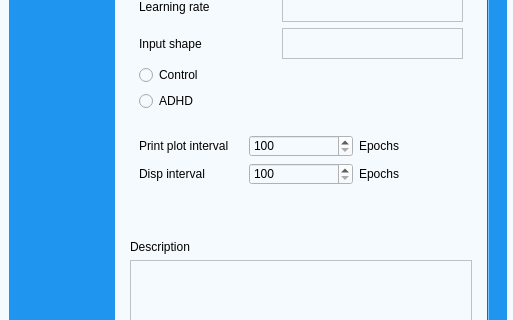
First picture: the form in UI/aUI_projekt_GAN.ui, repository matimusial/ADHDPredictorApp, before the edit; both pictures show x 0 to 513 and y 178 to 498 of the 1280 by 760 pixel window.
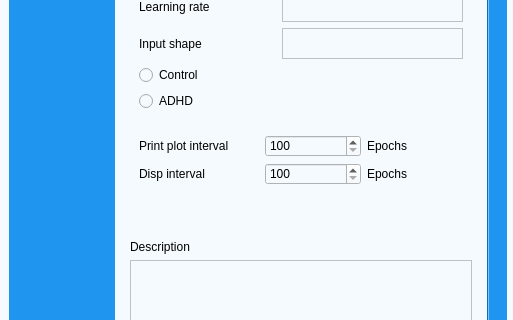
Second picture: the form after the edit. Icons and pictures are not drawn.

The edit to the form file:
```diff
--- a/UI/aUI_projekt_GAN.ui
+++ b/UI/aUI_projekt_GAN.ui
@@ -333,7 +333,7 @@
                    <widget class="QLabel" name="print_interval">
                     <property name="minimumSize">
                      <size>
-                      <width>101</width>
+                      <width>120</width>
                       <height>0</height>
                      </size>
                     </property>
@@ -367,7 +367,7 @@
                    <widget class="QLabel" name="disp_interval">
                     <property name="minimumSize">
                      <size>
-                      <width>101</width>
+                      <width>120</width>
                       <height>0</height>
                      </size>
                     </property>
```
